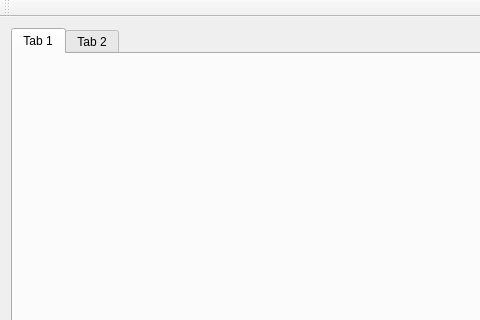
Qt form Modular1/mainwindow.ui (djeemie2000/SynthPlayground) before a commit; both pictures show x 0 to 480 and y 0 to 320 of the 596 by 496 pixel window.
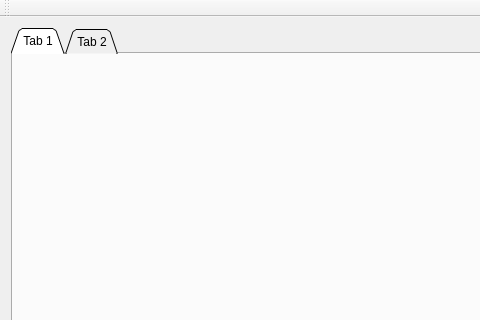
The same form after that commit. The open tabs and pages were chosen to show the change.

```diff
--- a/Modular1/mainwindow.ui
+++ b/Modular1/mainwindow.ui
@@ -20,8 +20,20 @@
    <layout class="QHBoxLayout" name="horizontalLayout">
     <item>
      <widget class="QTabWidget" name="tabWidget">
+      <property name="tabPosition">
+       <enum>QTabWidget::North</enum>
+      </property>
+      <property name="tabShape">
+       <enum>QTabWidget::Triangular</enum>
+      </property>
       <property name="currentIndex">
-       <number>1</number>
+       <number>0</number>
+      </property>
+      <property name="tabsClosable">
+       <bool>false</bool>
+      </property>
+      <property name="movable">
+       <bool>true</bool>
       </property>
       <widget class="QWidget" name="tab">
        <attribute name="title">
```
